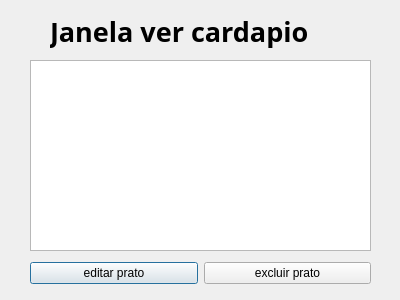
This is teladecardapio.ui in jujubsfs/restify3 as Qt 5 draws it before an edit. The edited form follows.
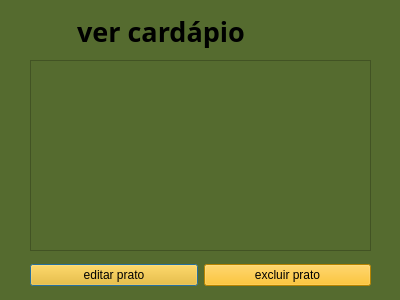
This is the edited form.

What changed in the file:
```diff
--- a/teladecardapio.ui
+++ b/teladecardapio.ui
@@ -13,12 +13,15 @@
   <property name="windowTitle">
    <string>Dialog</string>
   </property>
+  <property name="styleSheet">
+   <string notr="true">background-color: #556B2F</string>
+  </property>
   <widget class="QLabel" name="label">
    <property name="geometry">
     <rect>
-     <x>50</x>
+     <x>70</x>
      <y>10</y>
-     <width>293</width>
+     <width>351</width>
      <height>42</height>
     </rect>
    </property>
@@ -30,7 +33,7 @@
     </font>
    </property>
    <property name="text">
-    <string>Janela ver cardapio</string>
+    <string> ver cardápio</string>
    </property>
   </widget>
   <widget class="QListWidget" name="listWidget">
@@ -43,18 +46,21 @@
     </rect>
    </property>
   </widget>
-  <widget class="QWidget" name="">
+  <widget class="QWidget" name="layoutWidget">
    <property name="geometry">
     <rect>
      <x>30</x>
      <y>260</y>
      <width>341</width>
-     <height>26</height>
+     <height>31</height>
     </rect>
    </property>
    <layout class="QHBoxLayout" name="horizontalLayout">
     <item>
      <widget class="QPushButton" name="pushButton_2">
+      <property name="styleSheet">
+       <string notr="true">background-color: rgb(255, 183, 0);</string>
+      </property>
       <property name="text">
        <string>editar prato</string>
       </property>
@@ -62,6 +68,9 @@
     </item>
     <item>
      <widget class="QPushButton" name="excluir_prato">
+      <property name="styleSheet">
+       <string notr="true">background-color: rgb(255, 183, 0);</string>
+      </property>
       <property name="text">
        <string>excluir prato</string>
       </property>
```
